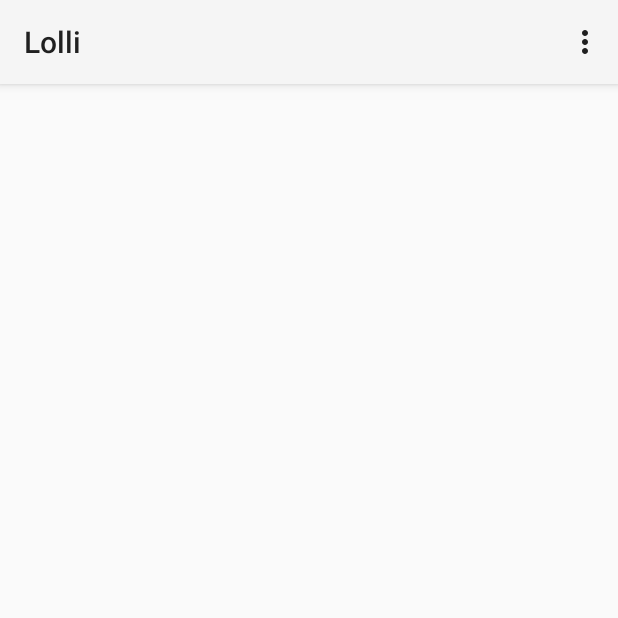
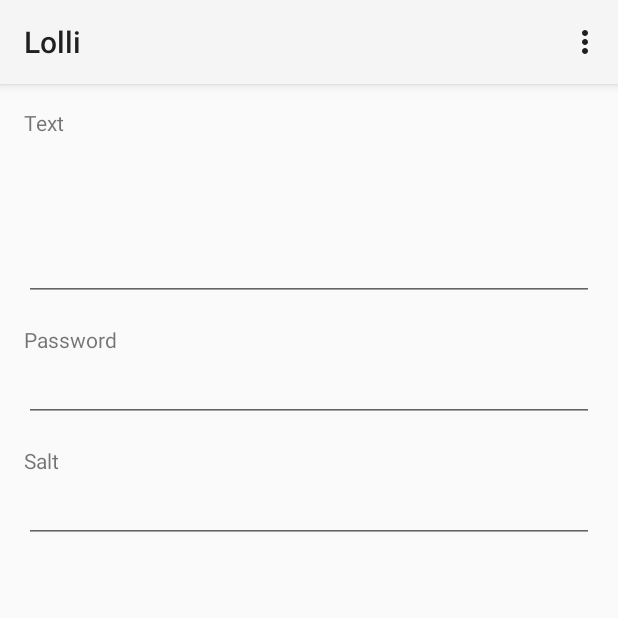
Before and after one commit to martindisch/Lolli, an Android app: the fragment EncryptionFragment shown on its own in the app's theme, on a phone screen of 412 x 824 dp, the top half of it. Run offline under Robolectric (Android 15) with nearby library versions, the phone set to English and light mode, and no system bars.

Commit message:
Encryption layout

```diff
--- a/app/src/main/res/layout/fragment_encryption.xml
+++ b/app/src/main/res/layout/fragment_encryption.xml
@@ -5,8 +5,48 @@
 
     <RelativeLayout
         android:layout_width="match_parent"
-        android:layout_height="match_parent">
+        android:layout_height="match_parent"
+        android:padding="@dimen/activity_horizontal_margin">
 
+        <TextView
+            android:layout_width="wrap_content"
+            android:layout_height="wrap_content"
+            android:text="@string/text"
+            android:id="@+id/tvText"/>
+        <EditText
+            android:layout_width="match_parent"
+            android:layout_height="wrap_content"
+            android:inputType="textMultiLine"
+            android:lines="4"
+            android:layout_below="@id/tvText"
+            android:id="@+id/etText"
+            android:maxLines="4"
+            android:gravity="top"
+            android:layout_marginBottom="@dimen/activity_horizontal_margin"/>
+        <TextView
+            android:layout_width="wrap_content"
+            android:layout_height="wrap_content"
+            android:id="@+id/tvPassword"
+            android:layout_below="@id/etText"
+            android:text="@string/password"/>
+        <EditText
+            android:layout_width="match_parent"
+            android:layout_height="wrap_content"
+            android:id="@+id/etPassword"
+            android:layout_below="@id/tvPassword"
+            android:layout_marginBottom="@dimen/activity_horizontal_margin"/>
+        <TextView
+            android:layout_width="wrap_content"
+            android:layout_height="wrap_content"
+            android:id="@+id/tvSalt"
+            android:layout_below="@id/etPassword"
+            android:text="@string/salt"/>
+        <EditText
+            android:layout_width="match_parent"
+            android:layout_height="wrap_content"
+            android:id="@+id/etSalt"
+            android:layout_below="@id/tvSalt"
+            android:layout_marginBottom="@dimen/activity_horizontal_margin"/>
 
     </RelativeLayout>
 
--- a/app/src/main/res/values/strings.xml
+++ b/app/src/main/res/values/strings.xml
@@ -16,6 +16,9 @@
     <string name="option2">Option 2</string>
     <string name="hell_yeah">Launch activity</string>
     <string name="hello_blank_fragment">Hello blank fragment</string>
+    <string name="text">Text</string>
+    <string name="password">Password</string>
+    <string name="salt">Salt</string>
 
     <string-array name="names">
         <item>Yadomi</item>
```
